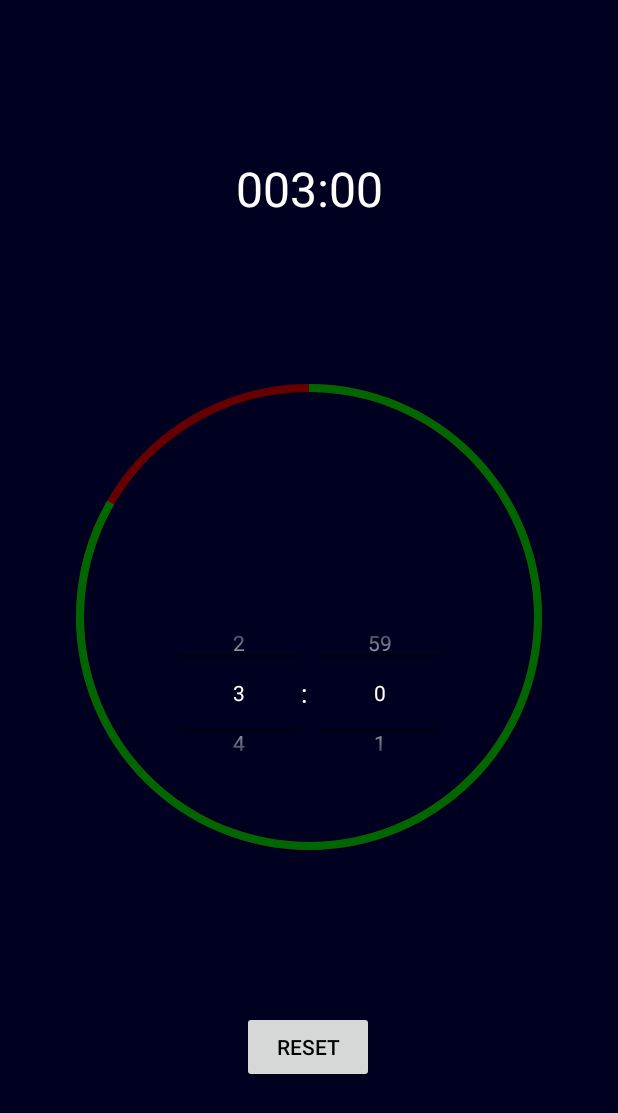
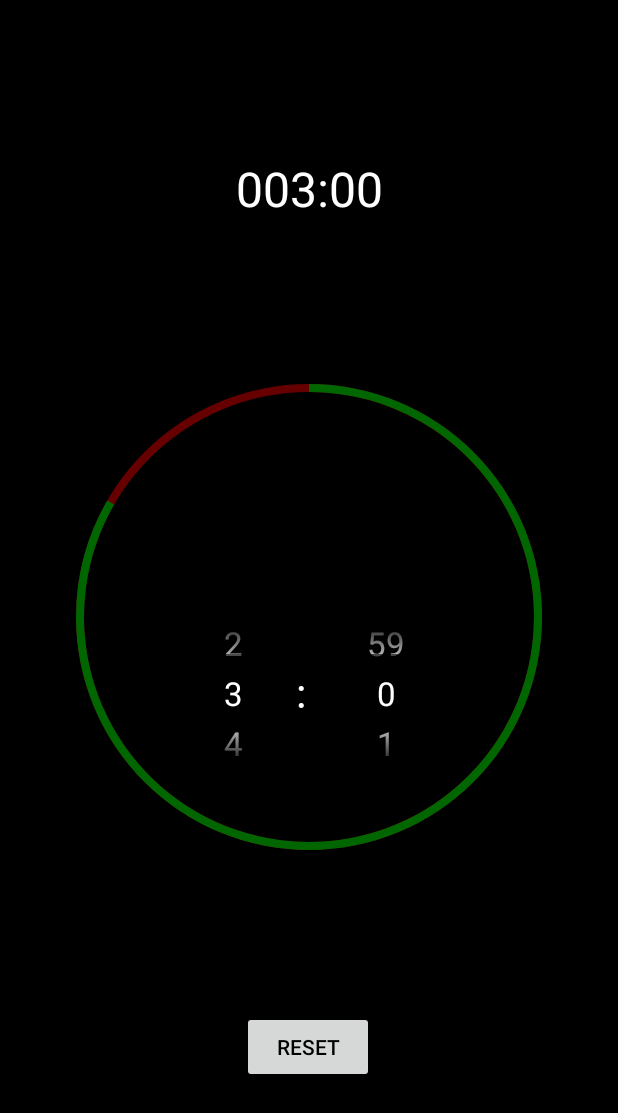
Before and after one commit to yuki-kamikita/PreTimer, an Android app: the screen it shows after launch (MainActivity), on a phone screen of 412 x 824 dp. Shown: the top 1113 px of the screen. Run offline under Robolectric (Android 15) with nearby library versions, the phone set to English and light mode, and no system bars.

Commit message:
ver0.3.1 文字サイズ、背景色変更
残り
パッケージ名変更

```diff
--- a/app/build.gradle
+++ b/app/build.gradle
@@ -11,8 +11,8 @@ android {
         applicationId "com.example.pretimer"
         minSdkVersion 15
         targetSdkVersion 29
-        versionCode 1
-        versionName "1.0"
+        versionCode 2
+        versionName "1.1"
         testInstrumentationRunner "androidx.test.runner.AndroidJUnitRunner"
     }
     buildTypes {
--- a/app/src/main/res/values/colors.xml
+++ b/app/src/main/res/values/colors.xml
@@ -1,6 +1,6 @@
 <?xml version="1.0" encoding="utf-8"?>
 <resources>
-    <color name="colorPrimary">#000020</color>
+    <color name="colorPrimary">#000000</color>
     <color name="colorPrimaryDark">#000000</color>
     <color name="colorAccent">#D81B60</color>
 </resources>
--- a/app/src/main/res/values/styles.xml
+++ b/app/src/main/res/values/styles.xml
@@ -9,8 +9,12 @@
         <item name="android:textColorPrimary">@android:color/white</item>
     </style>
 
-    <style name="NumberPicker">22dp</style>
+    <style name="NumberPicker">
+        <item name="android:textSize">22sp</item>
+    </style>
 
-    <style name="NumberPickerPre">12dp</style>
+    <style name="NumberPickerPre">
+        <item name="android:textSize">12sp</item>
+    </style>
 
 </resources>
```
